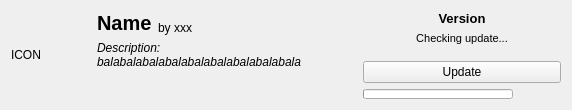
Above: src/ui/localmoditemwidget.ui from kaniol-lck/modmanager before the change. Below: the same form after it.
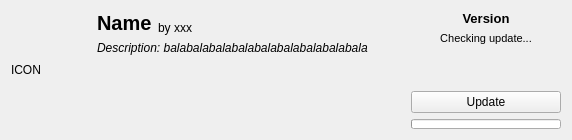
That is the form after the change.

```diff
--- a/src/ui/localmoditemwidget.ui
+++ b/src/ui/localmoditemwidget.ui
@@ -7,7 +7,7 @@
     <x>0</x>
     <y>0</y>
     <width>572</width>
-    <height>110</height>
+    <height>140</height>
    </rect>
   </property>
   <property name="windowTitle">
@@ -64,7 +64,7 @@
      <item>
       <widget class="QLabel" name="modVersion">
        <property name="sizePolicy">
-        <sizepolicy hsizetype="Expanding" vsizetype="Preferred">
+        <sizepolicy hsizetype="Preferred" vsizetype="Preferred">
          <horstretch>0</horstretch>
          <verstretch>0</verstretch>
         </sizepolicy>
```
